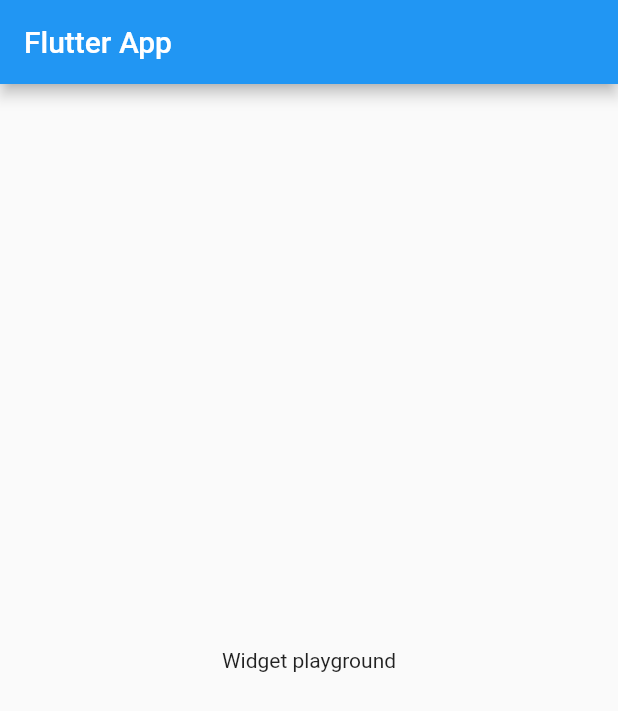
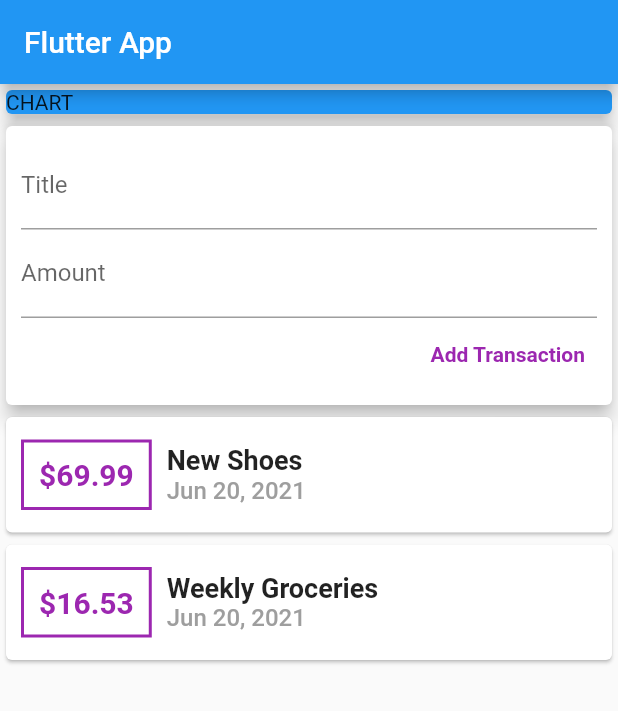
Before and after one commit to TilakMaddy/personal_expense, a Flutter app: the screen it shows after launch, on a phone screen of 412 x 824 dp. Shown: the top 711 px of the screen. Run offline on Flutter 3.47's test engine with Material 2 defaults, Android fonts, the phone set to English and light mode, and no system bars.

Commit message:
midlife crisis

```diff
--- a/lib/main.dart
+++ b/lib/main.dart
@@ -1,4 +1,6 @@
 import 'package:flutter/material.dart';
+import 'package:intl/intl.dart';
+import './transaction.dart';
 
 void main() => runApp(MyApp());
 
@@ -10,14 +12,135 @@ class MyApp extends StatelessWidget {
 }
 
 class MyHomePage extends StatelessWidget {
+  final List<Transaction> transactions = [
+    Transaction(
+      id: 't1',
+      title: 'New Shoes',
+      amount: 69.99,
+      dateTime: DateTime.now(),
+    ),
+    Transaction(
+      id: 't2',
+      title: 'Weekly Groceries',
+      amount: 16.53,
+      dateTime: DateTime.now(),
+    ),
+  ];
+
+  // late String titleInput;
+  // late String amountInput;
+
+  final titleController = TextEditingController(text: "");
+  final amountController = TextEditingController(text: "");
+
   @override
   Widget build(BuildContext context) {
     return Scaffold(
       appBar: AppBar(
         title: Text('Flutter App'),
       ),
-      body: Center(
-        child: Text('Widget playground'),
+      body: Column(
+        crossAxisAlignment: CrossAxisAlignment.stretch,
+        children: [
+          Container(
+            child: Card(
+              child: Text(
+                'CHART',
+              ),
+              elevation: 5,
+              color: Colors.blue,
+            ),
+          ),
+          Card(
+            elevation: 5,
+            child: Container(
+              padding: EdgeInsets.all(10),
+              child: Column(
+                crossAxisAlignment: CrossAxisAlignment.end,
+                children: [
+                  TextField(
+                    decoration: InputDecoration(labelText: 'Title'),
+                    controller: titleController,
+                    // onChanged: (title) {
+                    // titleInput = title;
+                    // },
+                  ),
+                  TextField(
+                    decoration: InputDecoration(labelText: 'Amount'),
+                    controller: amountController,
+                    // onChanged: (amount) {
+                    // amountInput = amount;
+                    // },
+                  ),
+                  TextButton(
+                    style: TextButton.styleFrom(primary: Colors.purple),
+                    onPressed: () {
+                      print(titleController.text);
+                      print(amountController.text);
+                    },
+                    child: Text(
+                      'Add Transaction',
+                      style: TextStyle(
+                        fontWeight: FontWeight.w700,
+                      ),
+                    ),
+                  )
+                ],
+              ),
+            ),
+          ),
+          Column(
+            children: transactions.map((e) {
+              return Card(
+                child: Row(
+                  children: [
+                    Container(
+                      margin: EdgeInsets.symmetric(
+                        vertical: 15,
+                        horizontal: 10,
+                      ),
+                      decoration: BoxDecoration(
+                        border: Border.all(
+                          color: Colors.purple,
+                          width: 2,
+                        ),
+                      ),
+                      padding: EdgeInsets.all(10),
+                      child: Text(
+                        '\$${e.amount}',
+                        style: TextStyle(
+                          fontWeight: FontWeight.bold,
+                          fontSize: 20,
+                          color: Colors.purple,
+                        ),
+                      ),
+                    ),
+                    Column(
+                      crossAxisAlignment: CrossAxisAlignment.start,
+                      children: [
+                        Text(
+                          e.title,
+                          style: TextStyle(
+                            fontSize: 18,
+                            fontWeight: FontWeight.bold,
+                          ),
+                        ),
+                        Text(
+                          DateFormat.yMMMd().format(e.dateTime),
+                          style: TextStyle(
+                            fontSize: 16,
+                            color: Colors.grey,
+                            fontWeight: FontWeight.w500,
+                          ),
+                        )
+                      ],
+                    )
+                  ],
+                ),
+              );
+            }).toList(),
+          ),
+        ],
       ),
     );
   }
--- /dev/null
+++ b/lib/transaction.dart
@@ -0,0 +1,13 @@
+class Transaction {
+  final String id;
+  final String title;
+  final double amount;
+  final DateTime dateTime;
+
+  Transaction({
+    required this.id,
+    required this.title,
+    required this.amount,
+    required this.dateTime,
+  });
+}
--- a/pubspec.yaml
+++ b/pubspec.yaml
@@ -28,6 +28,7 @@ dependencies:
   # The following adds the Cupertino Icons font to your application.
   # Use with the CupertinoIcons class for iOS style icons.
   cupertino_icons: ^1.0.2
+  intl: ^0.17.0
 
 dev_dependencies:
   flutter_test:
```
Also changed, not shown: pubspec.lock.
